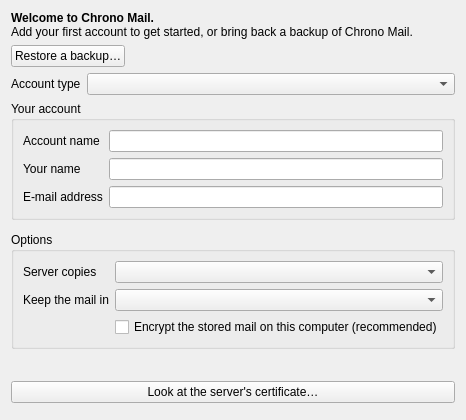
Qt form src/chrono_mail/ui/forms/account_add.ui (rob-vandenberg/chrono-mail) before a commit.
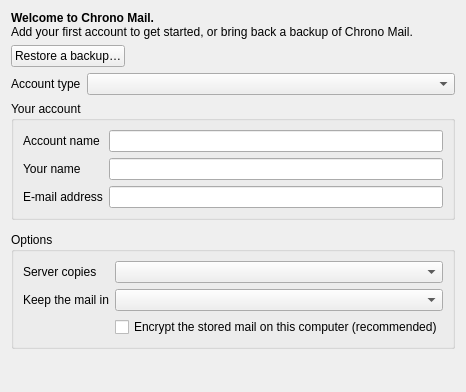
The same form after that commit.

Commit message: A certificate that cannot be verified asks at once in a Verify certificate window, and Security offers TLS without the certificate check

```diff
--- a/src/chrono_mail/ui/forms/account_add.ui
+++ b/src/chrono_mail/ui/forms/account_add.ui
@@ -147,13 +147,6 @@
      </property>
     </widget>
    </item>
-   <item>
-    <widget class="QPushButton" name="lookAtCertificate">
-     <property name="text">
-      <string>Look at the server's certificate…</string>
-     </property>
-    </widget>
-   </item>
    <item>
     <widget class="QDialogButtonBox" name="buttons" />
    </item>
```
The commit also changes 40 other files.
